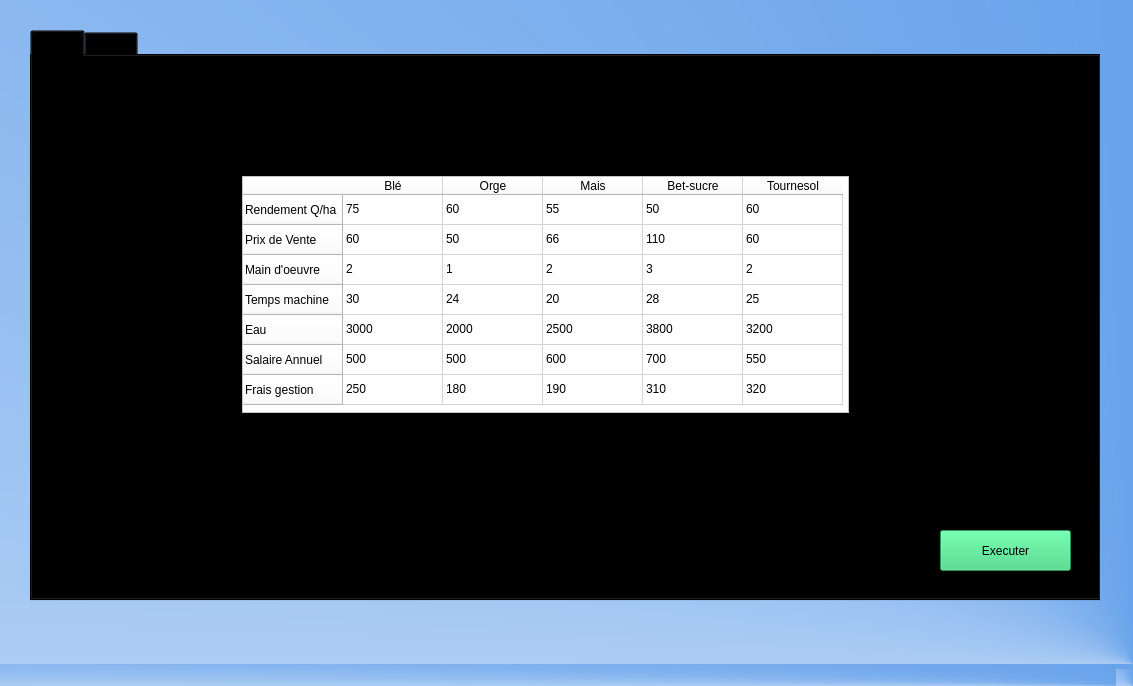
The window that ro.ui (Makoorr/PL) describes before a commit, drawn with Qt 5.
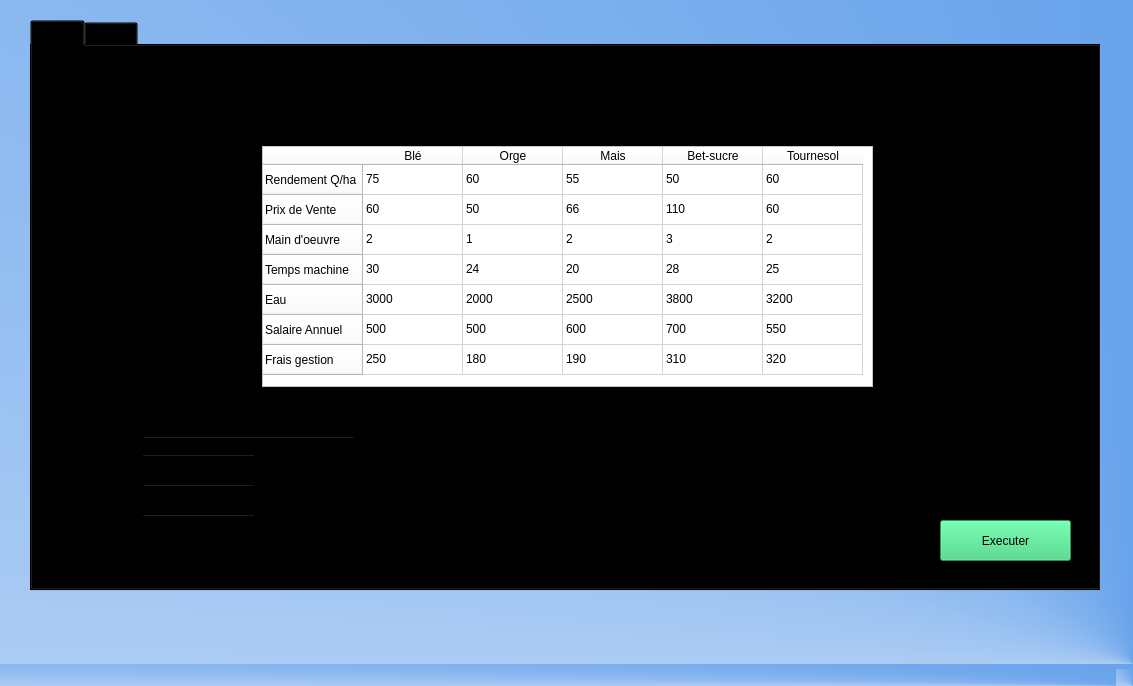
The same window after the commit.

Commit message: Matched PL1 execution with GUI interface

Diff of the .ui file:
```diff
--- a/ro.ui
+++ b/ro.ui
@@ -21,7 +21,7 @@
     <property name="geometry">
      <rect>
       <x>30</x>
-      <y>30</y>
+      <y>20</y>
       <width>1071</width>
       <height>571</height>
      </rect>
@@ -45,10 +45,10 @@
      <widget class="QTableWidget" name="pl1_tableWidget">
       <property name="geometry">
        <rect>
-        <x>210</x>
-        <y>120</y>
-        <width>607</width>
-        <height>237</height>
+        <x>230</x>
+        <y>100</y>
+        <width>611</width>
+        <height>241</height>
        </rect>
       </property>
       <property name="sizePolicy">
@@ -312,6 +312,51 @@
        <string>Executer</string>
       </property>
      </widget>
+     <widget class="QTableWidget" name="pl1Constantes">
+      <property name="geometry">
+       <rect>
+        <x>110</x>
+        <y>390</y>
+        <width>217</width>
+        <height>116</height>
+       </rect>
+      </property>
+      <row>
+       <property name="text">
+        <string>Prix main d'oeuvre</string>
+       </property>
+      </row>
+      <row>
+       <property name="text">
+        <string>Eau d'irrigation</string>
+       </property>
+      </row>
+      <row>
+       <property name="text">
+        <string>Heure_machine</string>
+       </property>
+      </row>
+      <column>
+       <property name="text">
+        <string/>
+       </property>
+      </column>
+      <item row="0" column="0">
+       <property name="text">
+        <string>3000</string>
+       </property>
+      </item>
+      <item row="1" column="0">
+       <property name="text">
+        <string>25000000</string>
+       </property>
+      </item>
+      <item row="2" column="0">
+       <property name="text">
+        <string>24000</string>
+       </property>
+      </item>
+     </widget>
     </widget>
     <widget class="QWidget" name="pl2">
      <attribute name="title">
```
Left out of the diff: 4 changed lines with no effect on the pictures. The commit also changes 2 other files.
